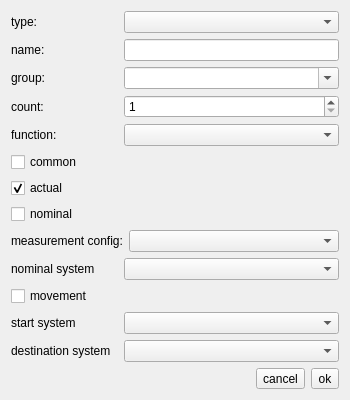
Qt form ui/dialogs/createfeaturedialog.ui (OpenIndy/OpenIndy) before a commit.
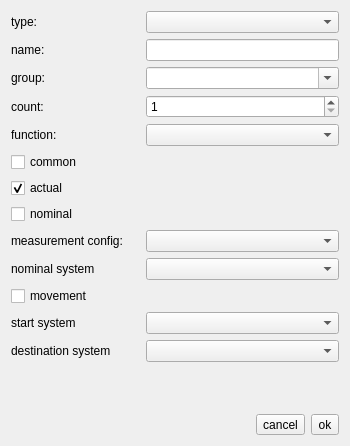
The same form after that commit.

The edit to the form file:
```diff
--- a/ui/dialogs/createfeaturedialog.ui
+++ b/ui/dialogs/createfeaturedialog.ui
@@ -7,7 +7,7 @@
     <x>0</x>
     <y>0</y>
     <width>350</width>
-    <height>390</height>
+    <height>446</height>
    </rect>
   </property>
   <property name="sizePolicy">
@@ -23,7 +23,7 @@
    <item row="0" column="0">
     <layout class="QVBoxLayout" name="verticalLayout_2">
      <item>
-      <layout class="QHBoxLayout" name="horizontalLayout_9" stretch="1,2">
+      <layout class="QHBoxLayout" name="horizontalLayout_9" stretch="2,3">
        <property name="sizeConstraint">
         <enum>QLayout::SetDefaultConstraint</enum>
        </property>
@@ -45,7 +45,7 @@
         <enum>QLayout::SetDefaultConstraint</enum>
        </property>
        <item>
-        <layout class="QHBoxLayout" name="horizontalLayout_2" stretch="1,2">
+        <layout class="QHBoxLayout" name="horizontalLayout_2" stretch="2,3">
          <item>
           <widget class="QLabel" name="label_name">
            <property name="text">
@@ -63,7 +63,7 @@
         </layout>
        </item>
        <item>
-        <layout class="QHBoxLayout" name="horizontalLayout_7" stretch="1,2">
+        <layout class="QHBoxLayout" name="horizontalLayout_7" stretch="2,3">
          <item>
           <widget class="QLabel" name="label_group">
            <property name="text">
@@ -81,7 +81,7 @@
         </layout>
        </item>
        <item>
-        <layout class="QHBoxLayout" name="horizontalLayout_3" stretch="1,2">
+        <layout class="QHBoxLayout" name="horizontalLayout_3" stretch="2,3">
          <item>
           <widget class="QLabel" name="label_count">
            <property name="text">
@@ -102,7 +102,7 @@
         </layout>
        </item>
        <item>
-        <layout class="QHBoxLayout" name="horizontalLayout_8" stretch="1,2">
+        <layout class="QHBoxLayout" name="horizontalLayout_8" stretch="2,3">
          <item>
           <widget class="QLabel" name="label_function">
            <property name="text">
@@ -152,7 +152,7 @@
       </widget>
      </item>
      <item>
-      <layout class="QHBoxLayout" name="horizontalLayout_10" stretch="1,2">
+      <layout class="QHBoxLayout" name="horizontalLayout_10" stretch="2,3">
        <item>
         <widget class="QLabel" name="label_mConfig">
          <property name="text">
@@ -166,7 +166,7 @@
       </layout>
      </item>
      <item>
-      <layout class="QHBoxLayout" name="horizontalLayout_4" stretch="1,2">
+      <layout class="QHBoxLayout" name="horizontalLayout_4" stretch="2,3">
        <item>
         <widget class="QLabel" name="label_nominalSystem">
          <property name="text">
@@ -192,7 +192,7 @@
         </widget>
        </item>
        <item>
-        <layout class="QHBoxLayout" name="horizontalLayout_5" stretch="1,2">
+        <layout class="QHBoxLayout" name="horizontalLayout_5" stretch="2,3">
          <item>
           <widget class="QLabel" name="label_startSystem">
            <property name="text">
@@ -206,7 +206,7 @@
         </layout>
        </item>
        <item>
-        <layout class="QHBoxLayout" name="horizontalLayout_6" stretch="1,2">
+        <layout class="QHBoxLayout" name="horizontalLayout_6" stretch="2,3">
          <item>
           <widget class="QLabel" name="label_destinationSystem">
            <property name="text">
```
